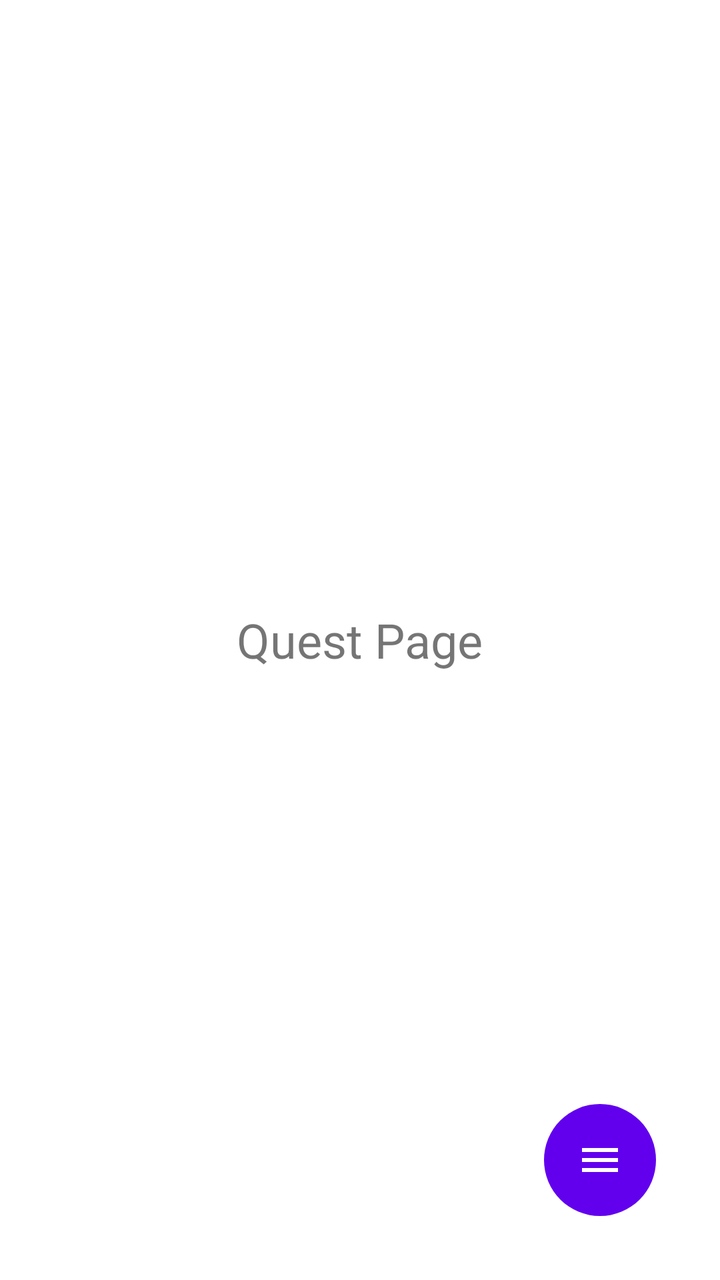
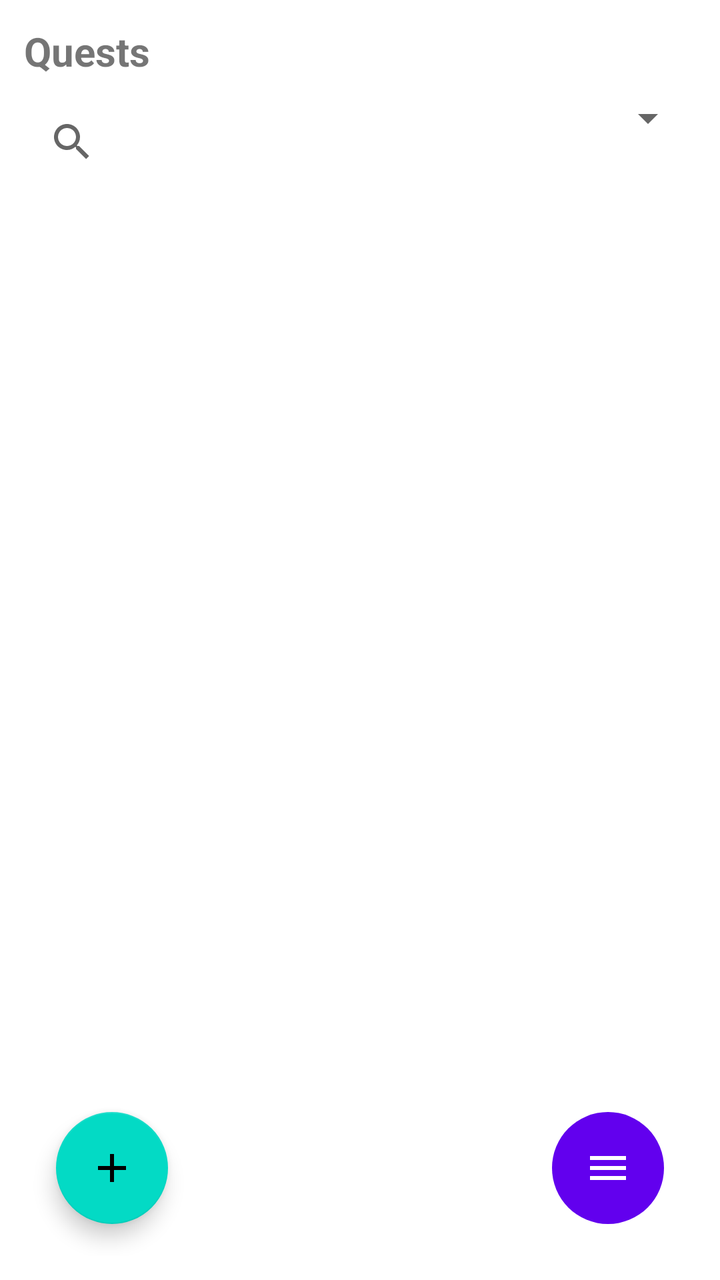

Two renders of the same Android screen: before a commit and after it. Below are the layout's source before the change and the commit's diff.
<!-- AndroidManifest.xml: application theme Theme.VIRE -->
<!-- res/layout/activity_quest.xml -->
<?xml version="1.0" encoding="utf-8"?>
<RelativeLayout xmlns:android="http://schemas.android.com/apk/res/android"
    android:layout_width="match_parent"
    android:layout_height="match_parent"
    android:padding="16dp">

    
    <LinearLayout
        android:layout_width="match_parent"
        android:layout_height="match_parent"
        android:orientation="vertical"
        android:gravity="center">

        <TextView
            android:id="@+id/questText"
            android:layout_width="wrap_content"
            android:layout_height="wrap_content"
            android:text="Quest Page"
            android:textSize="24sp"/>
    </LinearLayout>

    
    <ImageButton
        android:id="@+id/hamburgerButton"
        android:layout_width="56dp"
        android:layout_height="56dp"
        android:layout_alignParentBottom="true"
        android:layout_alignParentEnd="true"
        android:layout_margin="16dp"
        android:background="@drawable/circle_bg"
        android:src="@drawable/ic_menu_hamburger"
        android:contentDescription="Menu"
        android:tint="@android:color/white" />
</RelativeLayout>
<!-- resources referenced by this layout -->
<resources>
  <!-- drawable circle_bg (drawable) -->
  <?xml version="1.0" encoding="utf-8"?>
  
  <shape xmlns:android="http://schemas.android.com/apk/res/android"
      android:shape="oval">
      <solid android:color="#6200EE"/> 
      <size android:width="56dp" android:height="56dp"/>
  </shape>
  <!-- drawable ic_menu_hamburger (drawable) -->
  <?xml version="1.0" encoding="utf-8"?>
  <vector xmlns:android="http://schemas.android.com/apk/res/android"
      android:width="24dp"
      android:height="24dp"
      android:viewportWidth="24"
      android:viewportHeight="24">
      <path
          android:fillColor="#000000"
          android:pathData="M3,6h18v2H3V6zM3,11h18v2H3v-2zM3,16h18v2H3v-2z"/>
  </vector>
  <style name="Theme.VIRE" parent="Theme.MaterialComponents.DayNight.NoActionBar">
          
          <item name="colorPrimary">#6200EE</item>  
          <item name="colorPrimaryVariant">#3700B3</item>
          <item name="colorOnPrimary">#FFFFFF</item>
          
          <item name="colorSecondary">#03DAC5</item>
          <item name="colorSecondaryVariant">#018786</item>
          <item name="colorOnSecondary">#000000</item>
      </style>
</resources>

<!-- the commit's change to res/layout/activity_quest.xml (unified diff, before → after) -->
@@ -1,25 +1,71 @@
 <?xml version="1.0" encoding="utf-8"?>
 <RelativeLayout xmlns:android="http://schemas.android.com/apk/res/android"
+    xmlns:tools="http://schemas.android.com/tools"
+    android:id="@+id/quest_root"
     android:layout_width="match_parent"
     android:layout_height="match_parent"
-    android:padding="16dp">
+    android:padding="12dp"
+    tools:context=".QuestActivity">
 
-    
+    <TextView
+        android:id="@+id/questHeader"
+        android:layout_width="wrap_content"
+        android:layout_height="wrap_content"
+        android:text="Quests"
+        android:textSize="20sp"
+        android:textStyle="bold" />
+
     <LinearLayout
+        android:id="@+id/filtersRowQuest"
+        android:layout_below="@id/questHeader"
+        android:layout_marginTop="8dp"
         android:layout_width="match_parent"
-        android:layout_height="match_parent"
-        android:orientation="vertical"
-        android:gravity="center">
+        android:layout_height="wrap_content"
+        android:orientation="horizontal">
 
-        <TextView
-            android:id="@+id/questText"
+        <SearchView
+            android:id="@+id/searchViewQuest"
+            android:layout_weight="1"
+            android:layout_width="0dp"
+            android:layout_height="wrap_content"
+            android:queryHint="Search quests" />
+
+        <Spinner
+            android:id="@+id/filterQuestType"
             android:layout_width="wrap_content"
             android:layout_height="wrap_content"
-            android:text="Quest Page"
-            android:textSize="24sp"/>
+            android:layout_marginStart="8dp" />
     </LinearLayout>
 
-    
+    <TextView
+        android:id="@+id/emptyTextQuest"
+        android:layout_below="@id/filtersRowQuest"
+        android:layout_centerHorizontal="true"
+        android:text="No quests yet."
+        android:visibility="gone"
+        android:padding="16dp"
+        android:layout_width="wrap_content"
+        android:layout_height="wrap_content"/>
+
+    <androidx.recyclerview.widget.RecyclerView
+        android:id="@+id/recyclerQuest"
+        android:layout_below="@id/filtersRowQuest"
+        android:layout_above="@+id/fabCreateQuest"
+        android:layout_marginTop="8dp"
+        android:layout_width="match_parent"
+        android:layout_height="match_parent" />
+
+    <com.google.android.material.floatingactionbutton.FloatingActionButton
+        android:id="@+id/fabCreateQuest"
+        android:layout_alignParentBottom="true"
+        android:layout_alignParentStart="true"
+        android:layout_marginStart="16dp"
+        android:layout_marginBottom="16dp"
+        android:src="@drawable/ic_add"
+        android:contentDescription="Create quest"
+        android:layout_width="wrap_content"
+        android:layout_height="wrap_content" />
+
     <ImageButton
         android:id="@+id/hamburgerButton"
         android:layout_width="56dp"
@@ -31,4 +77,5 @@
         android:src="@drawable/ic_menu_hamburger"
         android:contentDescription="Menu"
         android:tint="@android:color/white" />
+
 </RelativeLayout>
<!-- resource entries referenced after the edit -->
@@ -8,6 +8,17 @@
       <solid android:color="#6200EE"/> 
       <size android:width="56dp" android:height="56dp"/>
   </shape>
+  <!-- drawable ic_add (drawable) -->
+  <?xml version="1.0" encoding="utf-8"?>
+  <vector xmlns:android="http://schemas.android.com/apk/res/android"
+      android:width="24dp"
+      android:height="24dp"
+      android:viewportWidth="24"
+      android:viewportHeight="24">
+      <path
+          android:fillColor="#FFFFFF"
+          android:pathData="M19,13h-6v6h-2v-6H5v-2h6V5h2v6h6v2z"/>
+  </vector>
   <!-- drawable ic_menu_hamburger (drawable) -->
   <?xml version="1.0" encoding="utf-8"?>
   <vector xmlns:android="http://schemas.android.com/apk/res/android"
